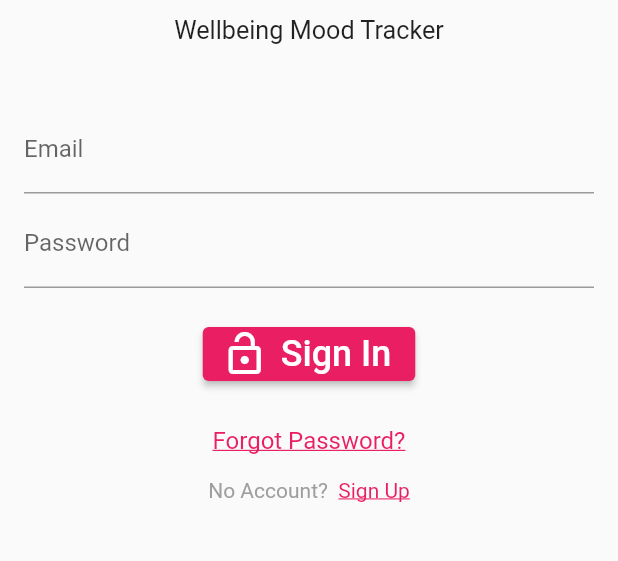
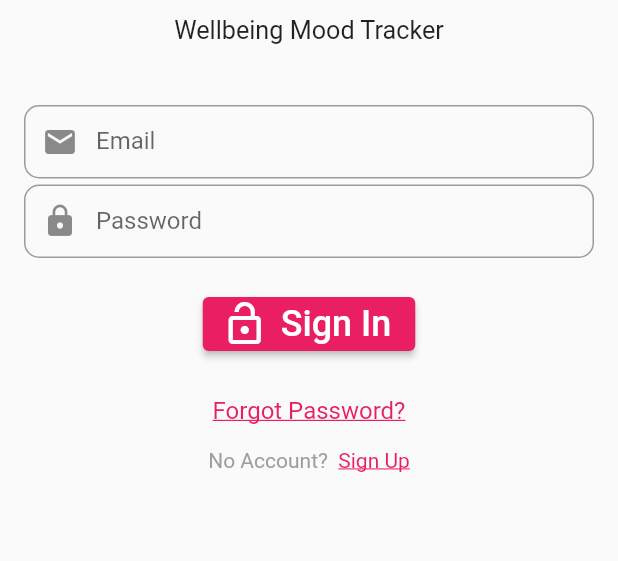
Before and after one commit to AshleyJTM/flutter-mooodtracker-app, a Flutter app: the screen it shows after launch, on a phone screen of 412 x 824 dp, the part 456-1017 px from its top. Run offline on Flutter 3.47's test engine with Material 2 defaults, Android fonts, the phone set to English and light mode, and no system bars; our stand-ins replace charts_flutter, cloud_firestore, email_validator, firebase_auth, firebase_core, flutter_local_notifications and 2 more; accounts and stored records are empty; network calls fail.

```diff
--- a/lib/main.dart
+++ b/lib/main.dart
@@ -58,6 +58,7 @@ class MainPage extends StatefulWidget {
 
 }
 
+// Navigation pages which defines is create in an array
 class _MainPageState extends State<MainPage> {
   int currentIndex = 2;
   final screens = const[
@@ -69,7 +70,7 @@ class _MainPageState extends State<MainPage> {
   ];
 
 
-  @override // Test
+  @override
   Widget build(BuildContext context) {
     return Scaffold(
       resizeToAvoidBottomInset: false,
--- a/lib/widget/login_widget.dart
+++ b/lib/widget/login_widget.dart
@@ -47,13 +47,27 @@ class _LoginWidgetState extends State<LoginWidget> {
               controller: emailController,
               cursorColor: Colors.white,
               textInputAction: TextInputAction.next,
-              decoration: InputDecoration(labelText: 'Email'),
+              decoration: InputDecoration(
+                prefixIcon: Icon(Icons.email),
+                  labelText: 'Email',
+                contentPadding: EdgeInsets.fromLTRB(20, 15, 20, 15),
+                border: OutlineInputBorder(
+                  borderRadius: BorderRadius.circular(10)
+                )
+              ),
             ),
             SizedBox(height: 4),
             TextField(
               controller: passwordController,
               textInputAction: TextInputAction.done,
-              decoration: InputDecoration(labelText: 'Password'),
+              decoration: InputDecoration(
+                  prefixIcon: Icon(Icons.lock),
+                  labelText: 'Password',
+                  contentPadding: EdgeInsets.fromLTRB(20, 15, 20, 15),
+                  border: OutlineInputBorder(
+                      borderRadius: BorderRadius.circular(10)
+                  )
+              ),
               obscureText: true,
             ),
             SizedBox(height: 20),
```
Also changed, not shown: lib/archieve/datepicker.dart (deleted, +0 -56 lines), lib/code/charts.dart (+7 -1 lines), lib/code/journal.dart (+6 -3 lines), lib/code/moodrows.dart (+11 -6 lines), lib/pages/forgot_password_page.dart (+21 -4 lines), lib/widget/signup_widget.dart (+16 -2 lines), 1 other file.
